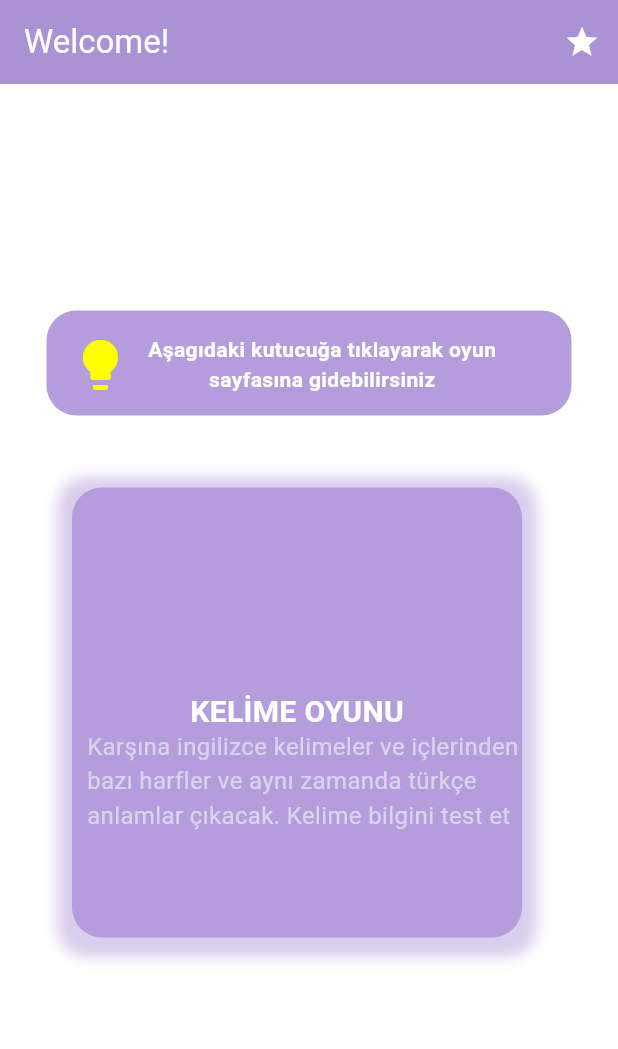
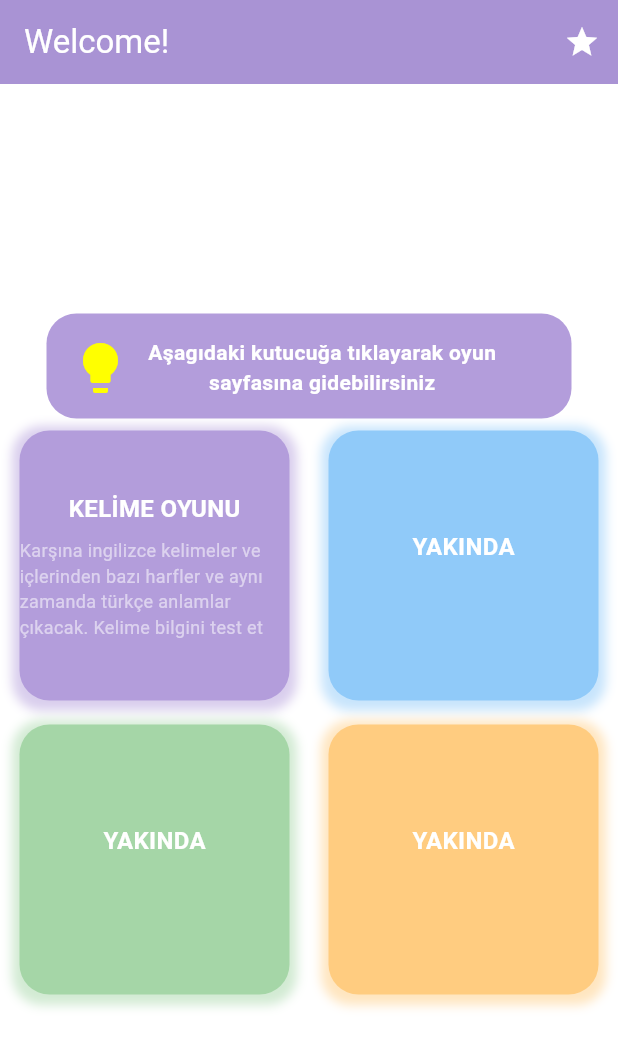
Before and after one commit to yas7ngzl0/vocafun, a Flutter app: the screen it shows after launch, on a phone screen of 412 x 824 dp. Shown: the top 1049 px of the screen. Run offline on Flutter 3.47's test engine with Material 3 defaults, Android fonts, the phone set to English and light mode, and no system bars; our stand-ins replace fluttertoast, sqflite; accounts and stored records are empty; project files that could hold a hidden picture were left out.

Commit message:
main screen UI is changed

```diff
--- a/lib/main.dart
+++ b/lib/main.dart
@@ -104,12 +104,7 @@ class MyStatelessWidget extends StatelessWidget {
 
 
 
-class MyStatefulWidget extends StatefulWidget {
-  @override
-  _MyStatefulWidgetState createState() => _MyStatefulWidgetState();
-}
-
-class _MyStatefulWidgetState extends State<MyStatefulWidget> {
+class MyStatefulWidget extends StatelessWidget {
   final List<Color> customColors = [
     Colors.deepPurple.shade200,
     Colors.blue.shade200,
@@ -125,81 +120,83 @@ class _MyStatefulWidgetState extends State<MyStatefulWidget> {
   ];
 
   final List<String> boxInfo = [
-    'Karşına ingilizce kelimeler ve içlerinden \nbazı harfler ve aynı zamanda türkçe \nanlamlar çıkacak. Kelime bilgini test et',
+    'Karşına ingilizce kelimeler ve içlerinden bazı harfler ve aynı zamanda türkçe anlamlar çıkacak. Kelime bilgini test et',
     ' ',
     ' ',
     ' ',
   ];
-  int _currentIndex = 0;
+
   @override
   Widget build(BuildContext context) {
-    return SingleChildScrollView(
-      scrollDirection: Axis.horizontal,
-      child: Row(
-        children: List.generate(
-          4,
-          (index) => GestureDetector(
+    return Column(
+      mainAxisAlignment: MainAxisAlignment.center,
+      children: [
+        Row(
+          mainAxisAlignment: MainAxisAlignment.spaceAround,
+          children: [
+            buildBox(0,context),
+            buildBox(1,context),
+          ],
+        ),
+        Row(
+          mainAxisAlignment: MainAxisAlignment.spaceAround,
+          children: [
+            buildBox(2,context),
+            buildBox(3,context),
+          ],
+        ),
+      ],
+    );
+  }
+
+  Widget buildBox(int index,BuildContext context) {
+    return GestureDetector(
       onTap: () {
-              if (index == 0) { // İlk kutuya tıklandığında
+        if (index == 0) {
           Navigator.push(
             context,
-                  MaterialPageRoute(
-                      builder: (context) => WordGameScreen()),
-
+            MaterialPageRoute(builder: (context) => WordGameScreen()),
           );
-
         }
       },
-            child: Padding(
-              padding: const EdgeInsets.all(40.0),
       child: Container(
-                width: 300,
-                height: 300,
-                margin: EdgeInsets.all(8),
+        width: 180,
+        height: 180,
+        margin: EdgeInsets.symmetric(vertical: 8),
         decoration: BoxDecoration(
-                  color: customColors[index % customColors.length],
+          color: customColors[index],
           borderRadius: BorderRadius.circular(20),
           boxShadow: [
             BoxShadow(
-                      color: customColors[index % customColors.length].withOpacity(0.5),
-                      spreadRadius: 10,
-                      blurRadius: 7,
-                      offset: Offset(0, 3), // Şeklin yukarıdan aşağıya düşme mesafesi
+              color: customColors[index].withOpacity(0.5),
+              spreadRadius: 5,
+              blurRadius: 5,
+              offset: Offset(0, 2),
             ),
           ],
         ),
-                child: Stack(
+        child: Column(
+          mainAxisAlignment: MainAxisAlignment.center,
           children: [
-                    Center(
-                      child: Positioned(
-                        child: Text(
-                          boxTexts[index % boxTexts.length],
+            Text(
+              boxTexts[index],
               style: const TextStyle(
                 color: Colors.white,
                 fontWeight: FontWeight.bold,
-                            fontSize: 20.0,
+                fontSize: 16.0,
               ),
             ),
-                      ),
-                    ),
-                    Positioned(
-                      bottom: 70, // İstediğiniz yüksekliği ayarlayın
-                      left: 10, // İstediğiniz sol tarafındaki boşluğu ayarlayın
-                      child: Text(
-                        boxInfo[index % boxInfo.length],
+            SizedBox(height: 8),
+            Text(
+              boxInfo[index],
               style: const TextStyle(
                 color: Colors.white54,
-                          fontSize: 16.0,
-                        ),
+                fontSize: 12.0,
               ),
             ),
           ],
         ),
       ),
-            ),
-          ),
-        ),
-      ),
     );
   }
 }
```
Lines whose indentation alone changed are shown as unchanged.
